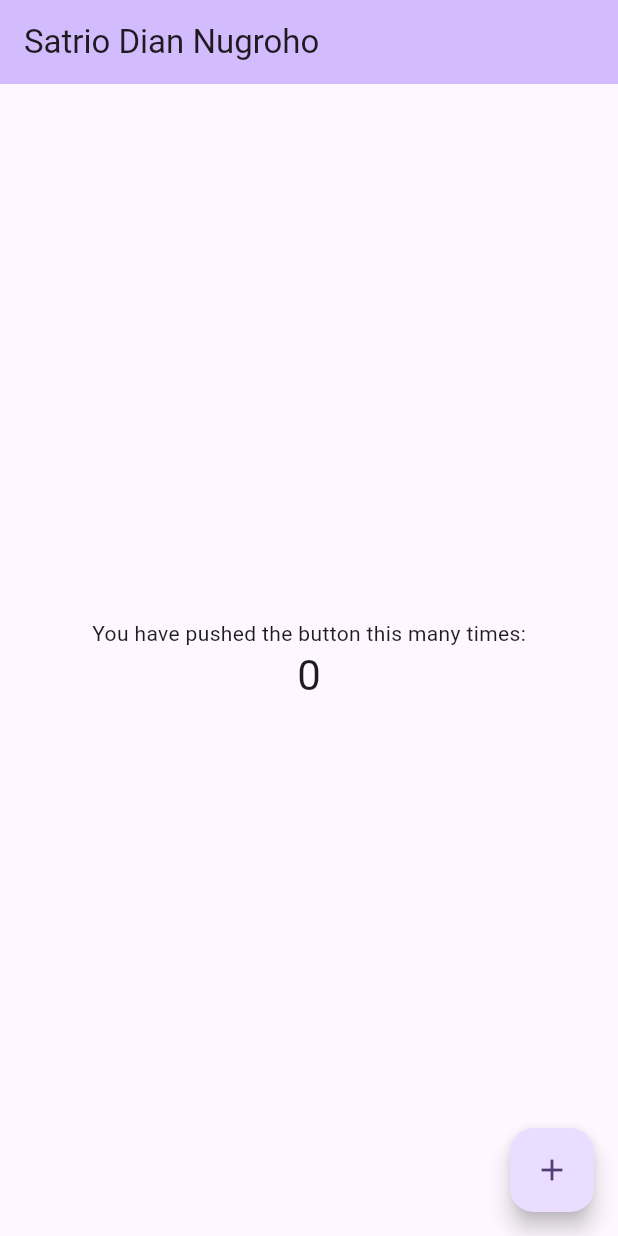
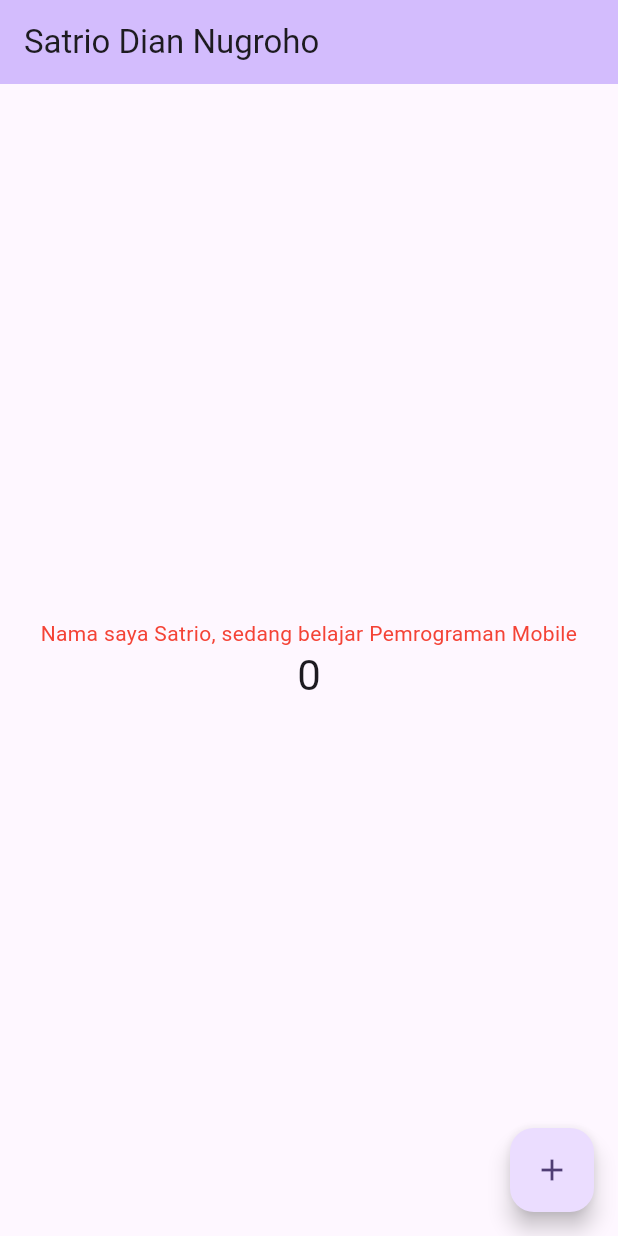
Before and after one commit to SATRIODIANNUGROHO/flutter-fundamental-part1, a Flutter app: the screen it shows after launch, on a phone screen of 412 x 824 dp. Run offline on Flutter 3.47's test engine with Material 3 defaults, Android fonts, the phone set to English and light mode, and no system bars.

Commit message:
menambahkan text widget

```diff
--- /dev/null
+++ b/lib/basic_widgets/text_widget.dart
@@ -0,0 +1,13 @@
+import 'package:flutter/material.dart';
+
+class MyTextWidget extends StatelessWidget {
+  const MyTextWidget({Key? key}) : super(key: key);
+
+  @override
+  Widget build(BuildContext context) {
+    return const Text(
+      "Nama saya Satrio, sedang belajar Pemrograman Mobile",
+      style: TextStyle(color: Colors.red, fontSize: 14),
+      textAlign: TextAlign.center);
+  }
+}
--- a/lib/main.dart
+++ b/lib/main.dart
@@ -1,4 +1,5 @@
 import 'package:flutter/material.dart';
+import 'package:flutter_application_2/basic_widgets/text_widget.dart';
 
 void main() {
   runApp(const MyApp());
@@ -104,7 +105,7 @@ class _MyHomePageState extends State<MyHomePage> {
           // wireframe for each widget.
           mainAxisAlignment: MainAxisAlignment.center,
           children: <Widget>[
-            const Text('You have pushed the button this many times:'),
+            const MyTextWidget(),
             Text(
               '$_counter',
               style: Theme.of(context).textTheme.headlineMedium,
```
Also changed, not shown: images/02.jpg (added), 1 other file.
